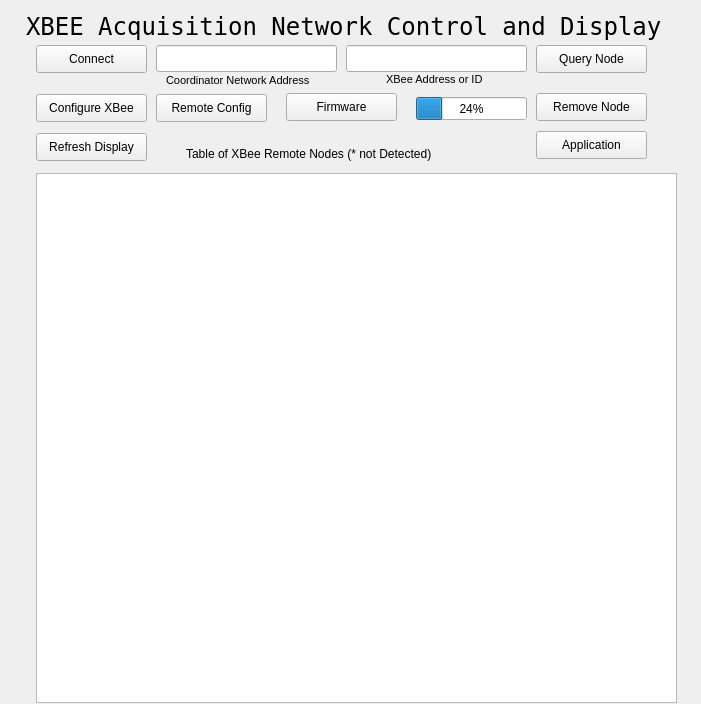
The window that XBee-GUI/xbee-control.ui (ksarkies/XBee-Acquisition) describes before a commit, drawn with Qt 5.
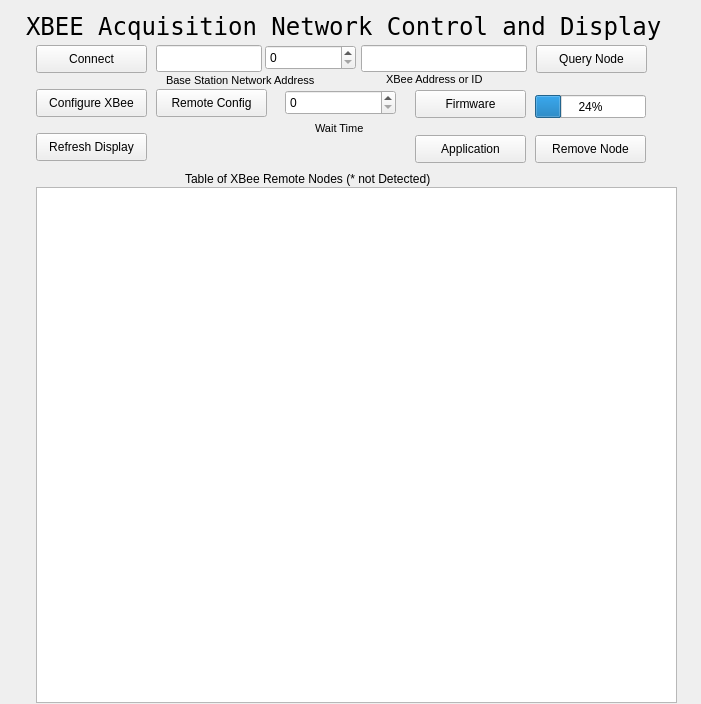
The same window after the commit.

Commit message: Changes to XBee-GUI to add command line options for TCP address and port  of the base station. Some documentation updates.

Diff of the .ui file:
```diff
--- a/XBee-GUI/xbee-control.ui
+++ b/XBee-GUI/xbee-control.ui
@@ -36,7 +36,7 @@
    <property name="geometry">
     <rect>
      <x>36</x>
-     <y>94</y>
+     <y>89</y>
      <width>111</width>
      <height>28</height>
     </rect>
@@ -52,7 +52,7 @@
    <property name="geometry">
     <rect>
      <x>156</x>
-     <y>94</y>
+     <y>89</y>
      <width>111</width>
      <height>28</height>
     </rect>
@@ -67,8 +67,8 @@
   <widget class="QProgressBar" name="uploadProgressBar">
    <property name="geometry">
     <rect>
-     <x>416</x>
-     <y>97</y>
+     <x>535</x>
+     <y>95</y>
      <width>111</width>
      <height>23</height>
     </rect>
@@ -98,9 +98,9 @@
   <widget class="QLineEdit" name="nodeAddress">
    <property name="geometry">
     <rect>
-     <x>346</x>
+     <x>361</x>
      <y>45</y>
-     <width>181</width>
+     <width>166</width>
      <height>27</height>
     </rect>
    </property>
@@ -123,7 +123,7 @@
     </font>
    </property>
    <property name="text">
-    <string>Coordinator Network Address</string>
+    <string>Base Station Network Address</string>
    </property>
   </widget>
   <widget class="QPushButton" name="connectButton">
@@ -146,9 +146,9 @@
    <property name="geometry">
     <rect>
      <x>36</x>
-     <y>173</y>
+     <y>187</y>
      <width>641</width>
-     <height>530</height>
+     <height>516</height>
     </rect>
    </property>
    <attribute name="verticalHeaderVisible">
@@ -158,8 +158,8 @@
   <widget class="QPushButton" name="removeNodeButton">
    <property name="geometry">
     <rect>
-     <x>536</x>
-     <y>93</y>
+     <x>535</x>
+     <y>135</y>
      <width>111</width>
      <height>28</height>
     </rect>
@@ -190,8 +190,8 @@
   <widget class="QLabel" name="nodeTableLabel">
    <property name="geometry">
     <rect>
-     <x>186</x>
-     <y>145</y>
+     <x>185</x>
+     <y>170</y>
      <width>311</width>
      <height>17</height>
     </rect>
@@ -203,8 +203,8 @@
   <widget class="QPushButton" name="firmwareButton">
    <property name="geometry">
     <rect>
-     <x>286</x>
-     <y>93</y>
+     <x>415</x>
+     <y>90</y>
      <width>111</width>
      <height>28</height>
     </rect>
@@ -240,7 +240,7 @@
     <rect>
      <x>156</x>
      <y>45</y>
-     <width>181</width>
+     <width>106</width>
      <height>27</height>
     </rect>
    </property>
@@ -251,8 +251,8 @@
   <widget class="QPushButton" name="refreshListButton_2">
    <property name="geometry">
     <rect>
-     <x>536</x>
-     <y>131</y>
+     <x>415</x>
+     <y>135</y>
      <width>111</width>
      <height>28</height>
     </rect>
@@ -264,6 +264,47 @@
     <string>Application</string>
    </property>
   </widget>
+  <widget class="QLabel" name="waitTimeLabel">
+   <property name="geometry">
+    <rect>
+     <x>315</x>
+     <y>120</y>
+     <width>86</width>
+     <height>17</height>
+    </rect>
+   </property>
+   <property name="font">
+    <font>
+     <pointsize>8</pointsize>
+    </font>
+   </property>
+   <property name="text">
+    <string>Wait Time</string>
+   </property>
+  </widget>
+  <widget class="QSpinBox" name="waitTime">
+   <property name="geometry">
+    <rect>
+     <x>285</x>
+     <y>90</y>
+     <width>111</width>
+     <height>25</height>
+    </rect>
+   </property>
+  </widget>
+  <widget class="QSpinBox" name="connectPort">
+   <property name="geometry">
+    <rect>
+     <x>265</x>
+     <y>45</y>
+     <width>91</width>
+     <height>25</height>
+    </rect>
+   </property>
+   <property name="maximum">
+    <number>65535</number>
+   </property>
+  </widget>
  </widget>
  <resources/>
  <connections/>
```
Left out of the diff: 12 changed lines with no effect on the pictures. The commit also changes 9 other files.
